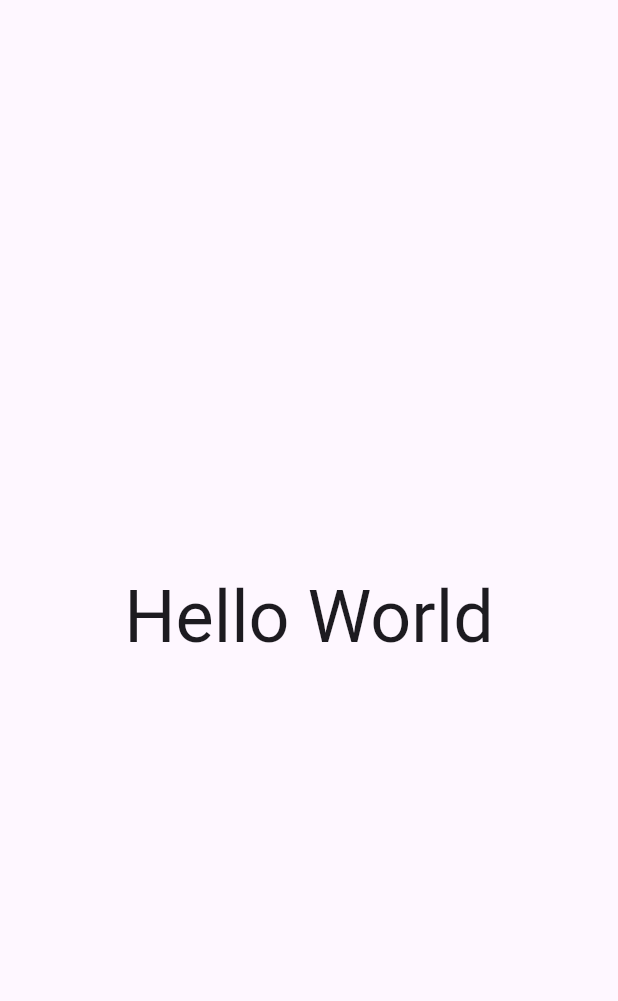
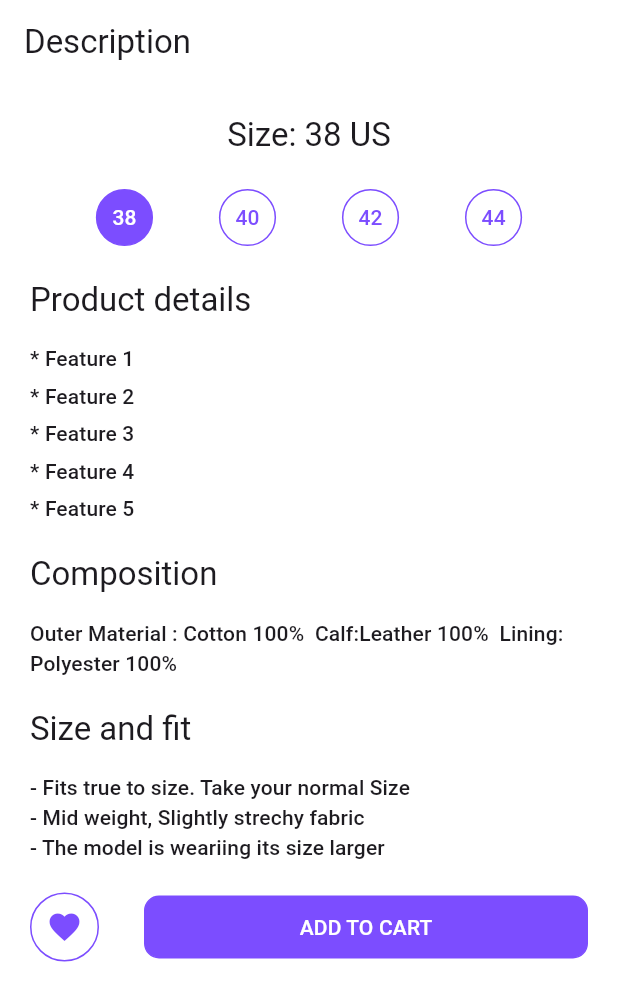
Before and after one commit to Mirzaazmath/flutter_text_scaling_example, a Flutter app: the screen it shows after launch, on a phone screen of 412 x 824 dp. Shown: the top 1001 px of the screen. Run offline on Flutter 3.47's test engine with Material 3 defaults, Android fonts, the phone set to English and light mode, and no system bars.

Commit message:
added ui

```diff
--- a/lib/main.dart
+++ b/lib/main.dart
@@ -9,6 +9,7 @@ class MyApp extends StatelessWidget {
   @override
   Widget build(BuildContext context) {
     return MaterialApp(
+      debugShowCheckedModeBanner: false,
       home: HomeScreen(),
     );
   }
--- a/lib/screens/home_screen.dart
+++ b/lib/screens/home_screen.dart
@@ -1,13 +1,96 @@
 import 'package:flutter/material.dart';
+
 class HomeScreen extends StatelessWidget {
   const HomeScreen({super.key});
 
   @override
   Widget build(BuildContext context) {
+    final textTheme = Theme.of(context).textTheme;
+    final primaryColor = Colors.deepPurpleAccent;
     return Scaffold(
-      body: Center(
-        child: Text("Hello World",style:Theme.of(context).textTheme.headlineSmall,textScaler: TextScaler.linear(2)),
+      backgroundColor: Colors.white,
+      appBar: AppBar(
+          backgroundColor: Colors.white,
+          title: Text("Description")),
+      body: SingleChildScrollView(
+        padding: EdgeInsets.all(20),
+        child: Column(
+          crossAxisAlignment: CrossAxisAlignment.start,
+          children: [
+            Center(child: Text("Size: 38 US", style: textTheme.titleLarge)),
+            SizedBox(height: 20,),
+            Row(
+              mainAxisAlignment: MainAxisAlignment.spaceEvenly,
+              children: [
+                for (int i = 0; i < sizeList.length; i++) ...[
+                  Container(
+                    padding: EdgeInsets.all(10),
+                    decoration: BoxDecoration(
+                      border: Border.all(color: primaryColor),
+                      shape: BoxShape.circle,
+                      color:i==0?primaryColor: Colors.white,
+                    ),
+                    child: Text(sizeList[i].toString(),style: textTheme.labelLarge?.copyWith(color:i==0?Colors.white: primaryColor),),
+                  ),
+                ],
+              ],
+            ),
+            SizedBox(height: 20,),
+            Text("Product details", style: textTheme.titleLarge),
+            SizedBox(height: 15,),
+            Text("* Feature 1", style: textTheme.titleSmall),
+            SizedBox(height: 5,),
+            Text("* Feature 2", style: textTheme.titleSmall),
+            SizedBox(height: 5,),
+            Text("* Feature 3", style: textTheme.titleSmall),
+            SizedBox(height: 5,),
+            Text("* Feature 4", style: textTheme.titleSmall),
+            SizedBox(height: 5,),
+            Text("* Feature 5", style: textTheme.titleSmall),
+            SizedBox(height: 20,),
+            Text("Composition", style: textTheme.titleLarge),
+            SizedBox(height: 15,),
+            Text("Outer Material : Cotton 100%  Calf:Leather 100%  Lining: Polyester 100%", style: textTheme.titleSmall),
+            SizedBox(height: 20,),
+            Text("Size and fit", style: textTheme.titleLarge),
+            SizedBox(height: 15,),
+            Text("- Fits true to size. Take your normal Size", style: textTheme.titleSmall),
+            Text("- Mid weight, Slightly strechy fabric", style: textTheme.titleSmall),
+            Text("- The model is weariing its size larger", style: textTheme.titleSmall),
+            SizedBox(height: 20,),
+            Row(
+              children: [
+                Container(
+                  padding: EdgeInsets.all(10),
+                  decoration: BoxDecoration(
+                    border: Border.all(color: primaryColor),
+                    shape: BoxShape.circle,
+                    color:Colors.white,
+                  ),
+                  child:Icon(Icons.favorite,color: primaryColor,),
+                ),
+                SizedBox(width: 30,),
+                Expanded(child:  Container(
+                  padding: EdgeInsets.all(10),
+                  decoration: BoxDecoration(
+                    border: Border.all(color: primaryColor),
+                    borderRadius: BorderRadius.circular(10),
+                      color:primaryColor
+                  ),
+                  alignment: Alignment.center,
+                  child: Text("ADD TO CART",style: textTheme.labelLarge?.copyWith(color:Colors.white),),
+                ),)
+
+              ],
+            )
+
+
+
+          ],
+        ),
       ),
     );
   }
 }
+
+List<int> sizeList = [38, 40, 42, 44];
```
